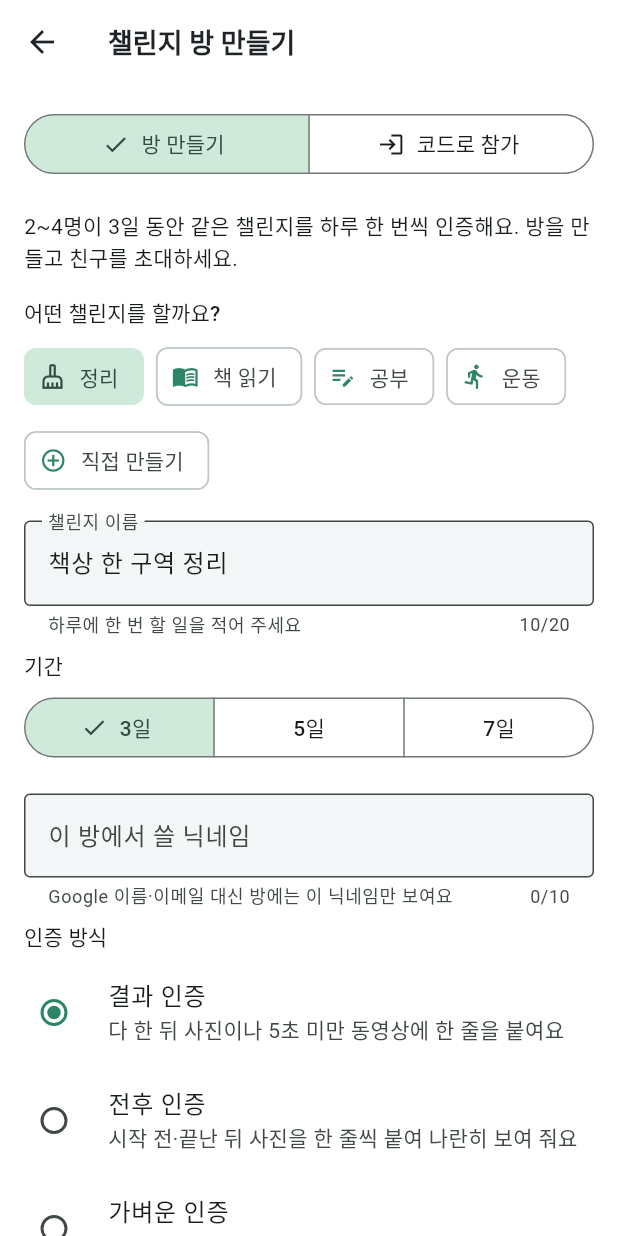
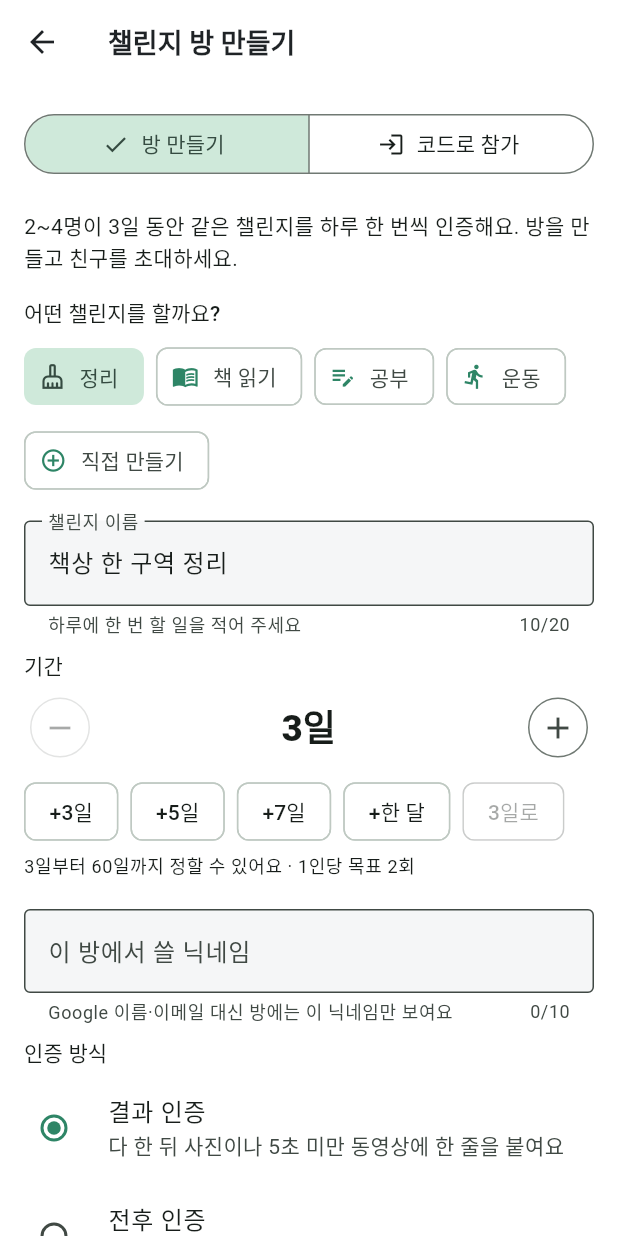
Before and after one commit to thingjae85/jedoit, a Flutter app: the RoomEntryScreen screen opened directly with empty values, on a phone screen of 412 x 824 dp. Run offline on Flutter 3.47's test engine with Material 3 defaults, Android fonts, the phone set to English and light mode, and no system bars; our stand-ins replace image_picker, qr_flutter, shared_preferences, supabase_flutter, video_player, web; accounts and stored records are empty; network calls fail.

Commit message:
챌린지 기간을 3~60일로 자유롭게
+3일, +5일, +7일, +한 달 버튼과 하루씩 늘리고 줄이는 버튼으로 기간을 정한다.
8일 이상 챌린지는 날짜를 달력처럼 7칸씩 보여 주고, 참가자 인증은 숫자로 보여 준다.

```diff
--- a/lib/models/room.dart
+++ b/lib/models/room.dart
@@ -38,8 +38,10 @@ enum ChallengeKind {
       values.firstWhere((k) => k.serverName == value, orElse: () => tidy);
 }
 
-/// 챌린지 기간으로 고를 수 있는 날 수
-const challengeDays = [3, 5, 7];
+/// 챌린지 기간 범위와 빠르게 더하는 버튼
+const minChallengeDays = 3;
+const maxChallengeDays = 60;
+const challengeDayAdds = [(3, '+3일'), (5, '+5일'), (7, '+7일'), (30, '+한 달')];
 
 /// 받침에 맞는 목적격 조사: '독서' → '독서를', '책 10쪽 읽기' → '책 10쪽 읽기를'
 String withObject(String word) {
--- a/lib/screens/room_entry_screen.dart
+++ b/lib/screens/room_entry_screen.dart
@@ -67,6 +67,8 @@ class _RoomEntryScreenState extends State<RoomEntryScreen> {
     final t = _title.text.trim();
     return t.length >= 2 && t.length <= 20;
   }
+
+  void _setDays(int d) => setState(() => _days = d.clamp(minChallengeDays, maxChallengeDays));
 
   void _pickKind(ChallengeKind k) {
     setState(() {
@@ -194,11 +196,45 @@ class _RoomEntryScreenState extends State<RoomEntryScreen> {
             const SizedBox(height: 8),
             Text('기간', style: theme.textTheme.titleSmall),
             const SizedBox(height: 8),
-            SegmentedButton<int>(
-              segments: [for (final d in challengeDays) ButtonSegment(value: d, label: Text('$d일'))],
-              selected: {_days},
-              onSelectionChanged: _busy ? null : (s) => setState(() => _days = s.first),
+            Row(
+              children: [
+                IconButton.outlined(
+                  tooltip: '하루 줄이기',
+                  onPressed: _busy || _days <= minChallengeDays ? null : () => _setDays(_days - 1),
+                  icon: const Icon(Icons.remove),
+                ),
+                Expanded(
+                  child: Text('$_days일',
+                      key: const Key('daysText'),
+                      textAlign: TextAlign.center,
+                      style: const TextStyle(fontSize: 24, fontWeight: FontWeight.w800)),
+                ),
+                IconButton.outlined(
+                  tooltip: '하루 늘리기',
+                  onPressed: _busy || _days >= maxChallengeDays ? null : () => _setDays(_days + 1),
+                  icon: const Icon(Icons.add),
+                ),
+              ],
             ),
+            const SizedBox(height: 8),
+            Wrap(
+              spacing: 8,
+              runSpacing: 8,
+              children: [
+                for (final (n, label) in challengeDayAdds)
+                  ActionChip(
+                    label: Text(label),
+                    onPressed: _busy || _days >= maxChallengeDays ? null : () => _setDays(_days + n),
+                  ),
+                ActionChip(
+                  label: const Text('3일로'),
+                  onPressed: _busy || _days == minChallengeDays ? null : () => _setDays(minChallengeDays),
+                ),
+              ],
+            ),
+            const SizedBox(height: 4),
+            Text('3일부터 60일까지 정할 수 있어요 · 1인당 목표 ${(_days * 2 / 3).ceil()}회',
+                style: theme.textTheme.bodySmall),
             const SizedBox(height: 20),
           ],
           TextField(
--- a/lib/services/room_service.dart
+++ b/lib/services/room_service.dart
@@ -28,7 +28,7 @@ String roomErrorMessage(Object error) {
     'media_required': '사진이나 동영상을 골라 주세요.',
     'wrong_mode': '이 방의 인증 방식과 맞지 않아요.',
     'bad_title': '챌린지 이름은 2~20자로 정해 주세요.',
-    'bad_days': '기간은 3일, 5일, 7일 중에서 골라 주세요.',
+    'bad_days': '기간은 3일부터 60일까지 정할 수 있어요.',
     'own_checkin': '내 인증에는 응원할 수 없어요.',
     'checkin_not_found': '취소된 인증이에요.',
   };
```
Also changed, not shown: lib/screens/room_screen.dart (+65 -2 lines), 3 other files.
